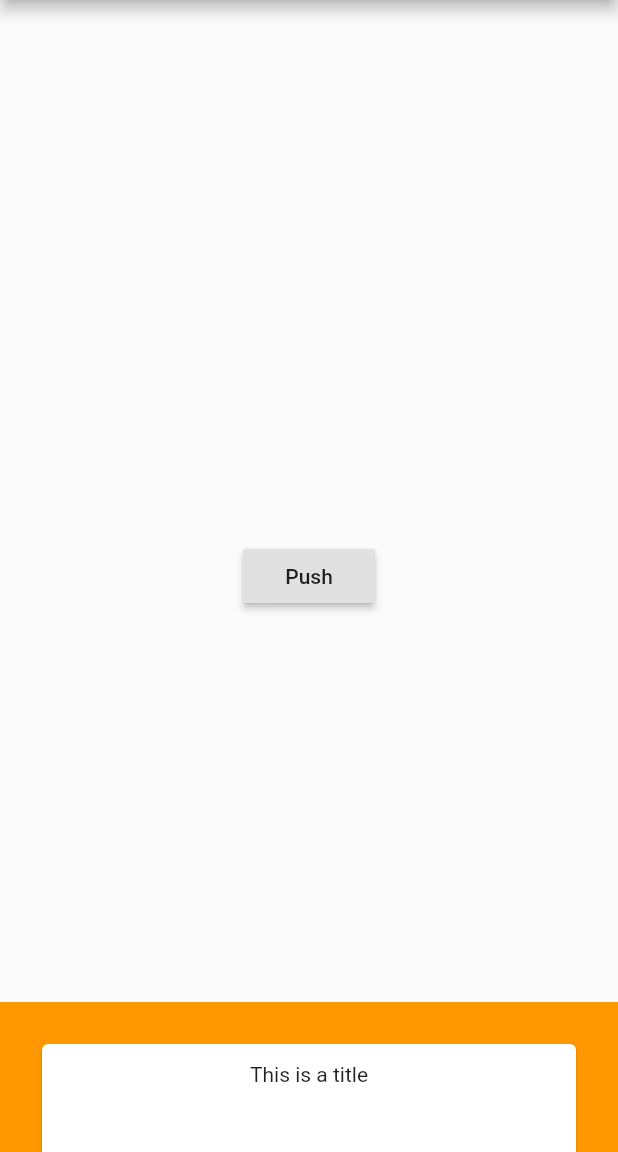
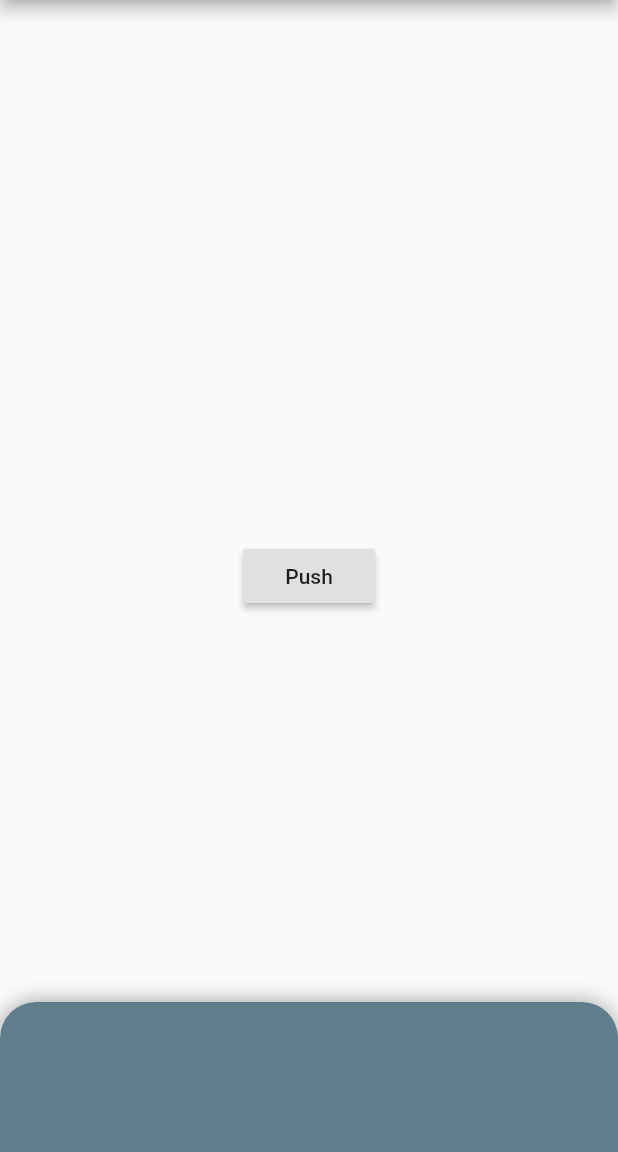
Before and after one commit to akshathjain/sliding_up_panel, a Flutter app: the screen it shows after launch, on a phone screen of 412 x 824 dp, the part 84-1236 px from its top. Run offline on Flutter 3.47's test engine with Material 2 defaults, Android fonts, the phone set to English and light mode, and no system bars.

Commit message:
added collapsed widget opacity animation

```diff
--- a/example/lib/main.dart
+++ b/example/lib/main.dart
@@ -46,7 +46,12 @@ class _HomePageState extends State<HomePage> {
   Widget _body(){
     return SlidingUpPanel(
       back: Center(child: RaisedButton(child: Text("Push"), onPressed: (){},),),
-      frontCollapsed: Container(),
+      frontCollapsed: Container(
+        decoration: BoxDecoration(
+          color: Colors.blueGrey,
+          borderRadius: BorderRadius.only(topLeft: Radius.circular(24.0), topRight: Radius.circular(24.0)),
+        ),
+      ),
       frontFull: _full(),
       panelHeightOpen: 500.0,//MediaQuery.of(context).size.height,
     );
--- a/lib/sliding_up_panel.dart
+++ b/lib/sliding_up_panel.dart
@@ -109,21 +109,47 @@ class _SliderState extends State<_Slider> with SingleTickerProviderStateMixin{
       onVerticalDragEnd: _settle,
       child: Container(
         height: _controller.value * (widget.openHeight - widget.closedHeight) + widget.closedHeight,
-        color: Colors.orange,
+        decoration: BoxDecoration(
+          color: Colors.white,
+          boxShadow: <BoxShadow>[
+            BoxShadow(
+              blurRadius: 12.0,
+              color: Colors.grey,
+            )
+          ],
+          borderRadius: BorderRadius.circular(24.0),
+        ),
         child: Stack(
           children: <Widget>[
+
+
             Positioned(
               top: 0.0,
-              child: widget.full,
+              child: Container(
+                height: widget.openHeight,
+                child: widget.full,
+                decoration: BoxDecoration(
+                  borderRadius: BorderRadius.circular(24.0),
+                ),
+              )
             ),
-            widget.collapsed,
+
+
+            Container(
+              height: widget.closedHeight,
+              child: Opacity(
+                opacity: 1.0 - _controller.value,
+                child: widget.collapsed
+              ),
+            ),
+
+
           ],
         ),
       ),
     );
   }
 
-  //,
 
   @override
   void dispose(){
```
